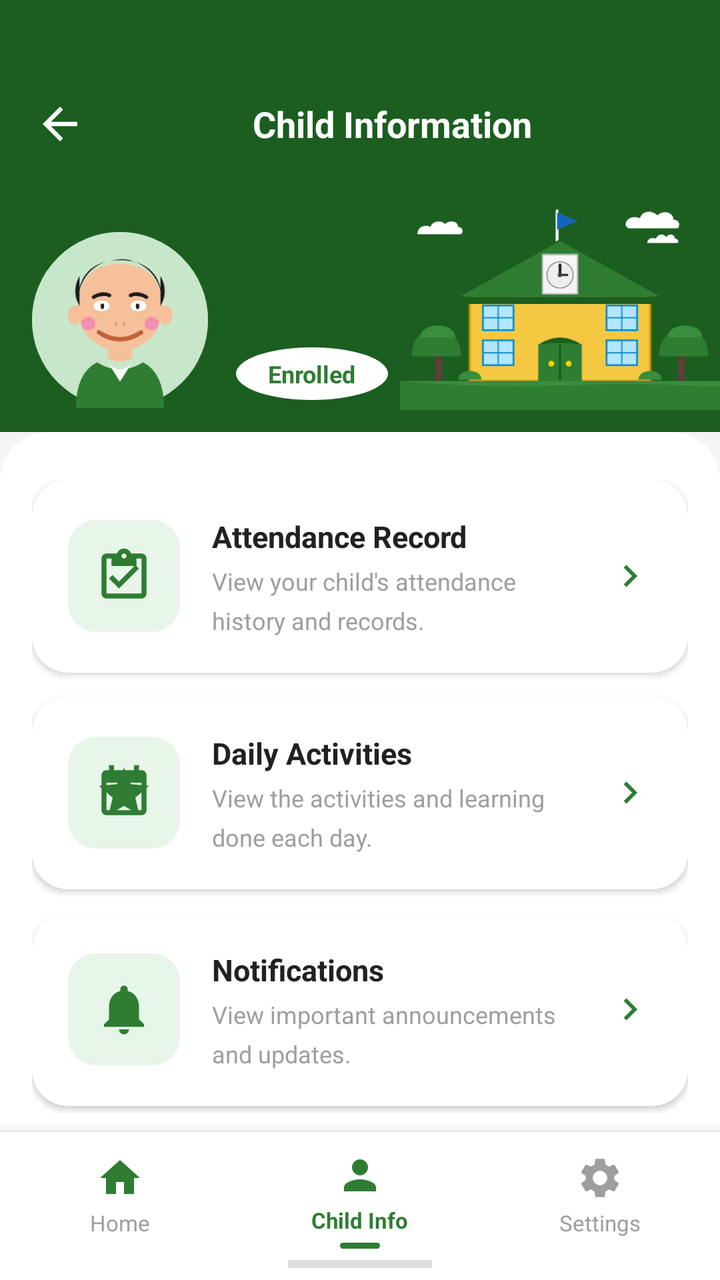
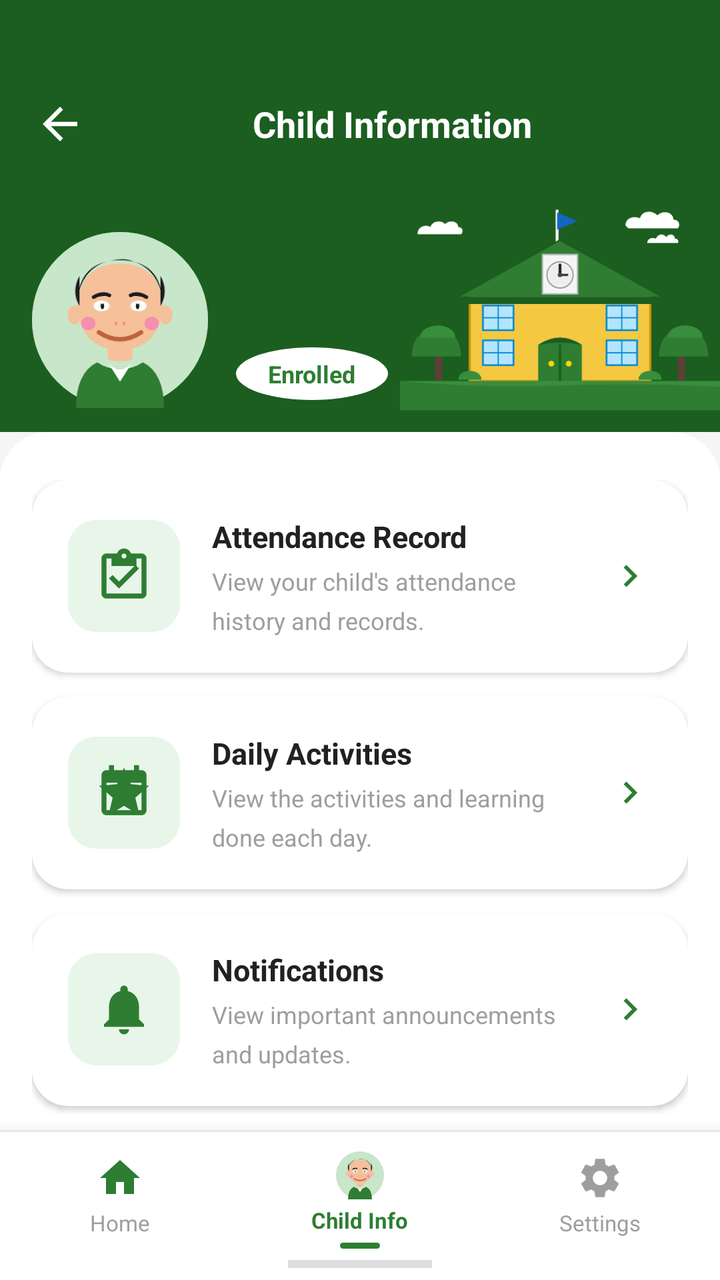

Screens rendered from an Android XML layout before and after an edit, with the pre-edit source and the edit as a unified diff.
<!-- AndroidManifest.xml: application theme Theme.AlamadaChildMonitor -->
<!-- res/layout/activity_child_detail.xml -->
<?xml version="1.0" encoding="utf-8"?>
<LinearLayout
    xmlns:android="http://schemas.android.com/apk/res/android"
    xmlns:app="http://schemas.android.com/apk/res-auto"
    android:layout_width="match_parent"
    android:layout_height="match_parent"
    android:orientation="vertical"
    android:background="#F5F5F5">

    
    <RelativeLayout
        android:layout_width="match_parent"
        android:layout_height="wrap_content"
        android:background="@drawable/header_green_solid"
        android:paddingTop="44dp">

        
        <LinearLayout
            android:id="@+id/ll_title_row"
            android:layout_width="match_parent"
            android:layout_height="wrap_content"
            android:orientation="horizontal"
            android:gravity="center_vertical"
            android:paddingStart="12dp"
            android:paddingEnd="16dp"
            android:paddingBottom="16dp"
            android:layout_alignParentTop="true">

            <FrameLayout
                android:id="@+id/btn_back"
                android:layout_width="36dp"
                android:layout_height="36dp"
                android:clickable="true"
                android:focusable="true"
                android:background="?attr/selectableItemBackgroundBorderless">
                <ImageView
                    android:layout_width="26dp"
                    android:layout_height="26dp"
                    android:layout_gravity="center"
                    android:src="@drawable/ic_back"
                    android:contentDescription="Back"/>
            </FrameLayout>

            <TextView
                android:layout_width="0dp"
                android:layout_height="wrap_content"
                android:layout_weight="1"
                android:text="Child Information"
                android:textColor="#FFFFFF"
                android:textSize="18sp"
                android:textStyle="bold"
                android:gravity="center"/>

            <TextView
                android:id="@+id/btn_switch_child"
                android:layout_width="wrap_content"
                android:layout_height="32dp"
                android:text="Switch"
                android:textColor="#FFFFFF"
                android:textSize="11sp"
                android:textStyle="bold"
                android:gravity="center"
                android:paddingStart="14dp"
                android:paddingEnd="14dp"
                android:background="@drawable/circle_white_20_bg"
                android:clickable="true"
                android:focusable="true"
                android:visibility="gone"/>
        </LinearLayout>

        
        <LinearLayout
            android:layout_width="match_parent"
            android:layout_height="wrap_content"
            android:orientation="horizontal"
            android:gravity="bottom"
            android:paddingStart="16dp"
            android:paddingEnd="0dp"
            android:paddingBottom="0dp"
            android:layout_below="@id/ll_title_row">

            
            <FrameLayout
                android:layout_width="88dp"
                android:layout_height="88dp"
                android:layout_marginEnd="14dp"
                android:layout_marginBottom="12dp">

                <View
                    android:layout_width="88dp"
                    android:layout_height="88dp"
                    android:background="@drawable/circle_avatar_bg"/>

                <ImageView
                    android:id="@+id/iv_avatar_default"
                    android:layout_width="88dp"
                    android:layout_height="88dp"
                    android:src="@drawable/ic_child_avatar"
                    android:scaleType="fitCenter"
                    android:contentDescription="Child avatar"/>

                <ImageView
                    android:id="@+id/iv_photo"
                    android:layout_width="88dp"
                    android:layout_height="88dp"
                    android:scaleType="centerCrop"
                    android:background="@drawable/circle_avatar_bg"
                    android:visibility="gone"
                    android:contentDescription="Child photo"/>

                <TextView
                    android:id="@+id/tv_photo_initial"
                    android:layout_width="88dp"
                    android:layout_height="88dp"
                    android:gravity="center"
                    android:text="  "
                    android:textSize="44sp"
                    android:visibility="gone"/>
            </FrameLayout>

            
            <LinearLayout
                android:layout_width="0dp"
                android:layout_height="wrap_content"
                android:layout_weight="1"
                android:orientation="vertical"
                android:layout_gravity="bottom"
                android:layout_marginBottom="16dp">

                <TextView
                    android:id="@+id/tv_name"
                    android:layout_width="wrap_content"
                    android:layout_height="wrap_content"
                    android:text=" "
                    android:textColor="#FFFFFF"
                    android:textSize="19sp"
                    android:textStyle="bold"
                    android:layout_marginBottom="10dp"/>

                <TextView
                    android:id="@+id/tv_status"
                    android:layout_width="wrap_content"
                    android:layout_height="wrap_content"
                    android:text="Enrolled"
                    android:textColor="#2E7D32"
                    android:textSize="12sp"
                    android:textStyle="bold"
                    android:paddingStart="16dp"
                    android:paddingEnd="16dp"
                    android:paddingTop="5dp"
                    android:paddingBottom="5dp"
                    android:background="@drawable/circle_white_bg"/>
            </LinearLayout>

            
            <ImageView
                android:layout_width="160dp"
                android:layout_height="120dp"
                android:src="@drawable/ic_school_building"
                android:scaleType="fitEnd"
                android:layout_gravity="bottom"
                android:contentDescription="School building"
                android:adjustViewBounds="true"/>

        </LinearLayout>

    </RelativeLayout>

    
    <androidx.core.widget.NestedScrollView
        android:layout_width="match_parent"
        android:layout_height="0dp"
        android:layout_weight="1"
        android:fillViewport="true"
        android:overScrollMode="never">

        <LinearLayout
            android:layout_width="match_parent"
            android:layout_height="wrap_content"
            android:orientation="vertical"
            android:background="@drawable/rounded_top_white"
            android:paddingTop="24dp"
            android:paddingStart="16dp"
            android:paddingEnd="16dp"
            android:paddingBottom="28dp">

            
            <ProgressBar
                android:id="@+id/progress_bar"
                android:layout_width="wrap_content"
                android:layout_height="wrap_content"
                android:layout_gravity="center"
                android:visibility="gone"
                android:layout_marginBottom="12dp"/>

            
            <androidx.cardview.widget.CardView
                android:id="@+id/card_attendance"
                android:layout_width="match_parent"
                android:layout_height="wrap_content"
                android:layout_marginBottom="12dp"
                android:foreground="?attr/selectableItemBackground"
                android:clickable="true"
                android:focusable="true"
                app:cardCornerRadius="18dp"
                app:cardElevation="2dp"
                app:cardBackgroundColor="#FFFFFF">

                <LinearLayout
                    android:layout_width="match_parent"
                    android:layout_height="wrap_content"
                    android:orientation="horizontal"
                    android:padding="18dp"
                    android:gravity="center_vertical">

                    
                    <FrameLayout
                        android:layout_width="56dp"
                        android:layout_height="56dp"
                        android:layout_marginEnd="16dp"
                        android:background="@drawable/quick_icon_bg_green">

                        <ImageView
                            android:layout_width="30dp"
                            android:layout_height="30dp"
                            android:layout_gravity="center"
                            android:src="@drawable/ic_attendance"
                            android:contentDescription="Attendance"/>
                    </FrameLayout>

                    
                    <LinearLayout
                        android:layout_width="0dp"
                        android:layout_height="wrap_content"
                        android:layout_weight="1"
                        android:orientation="vertical">

                        <TextView
                            android:layout_width="wrap_content"
                            android:layout_height="wrap_content"
                            android:text="Attendance Record"
                            android:textSize="15sp"
                            android:textStyle="bold"
                            android:textColor="#212121"/>

                        <TextView
                            android:layout_width="wrap_content"
                            android:layout_height="wrap_content"
                            android:text="View your child&#39;s attendance\nhistory and records."
                            android:textSize="12sp"
                            android:textColor="#9E9E9E"
                            android:lineSpacingMultiplier="1.35"
                            android:layout_marginTop="4dp"/>
                    </LinearLayout>

                    
                    <ImageView
                        android:layout_width="22dp"
                        android:layout_height="22dp"
                        android:src="@drawable/ic_arrow_right"
                        android:layout_marginStart="8dp"
                        android:contentDescription="Open"/>

                </LinearLayout>
            </androidx.cardview.widget.CardView>

            
            <androidx.cardview.widget.CardView
                android:id="@+id/card_activities"
                android:layout_width="match_parent"
                android:layout_height="wrap_content"
                android:layout_marginBottom="12dp"
                android:foreground="?attr/selectableItemBackground"
                android:clickable="true"
                android:focusable="true"
                app:cardCornerRadius="18dp"
                app:cardElevation="2dp"
                app:cardBackgroundColor="#FFFFFF">

                <LinearLayout
                    android:layout_width="match_parent"
                    android:layout_height="wrap_content"
                    android:orientation="horizontal"
                    android:padding="18dp"
                    android:gravity="center_vertical">

                    <FrameLayout
                        android:layout_width="56dp"
                        android:layout_height="56dp"
                        android:layout_marginEnd="16dp"
                        android:background="@drawable/quick_icon_bg_green">

                        <ImageView
                            android:layout_width="30dp"
                            android:layout_height="30dp"
                            android:layout_gravity="center"
                            android:src="@drawable/ic_activities"
                            android:contentDescription="Activities"/>
                    </FrameLayout>

                    <LinearLayout
                        android:layout_width="0dp"
                        android:layout_height="wrap_content"
                        android:layout_weight="1"
                        android:orientation="vertical">

                        <TextView
                            android:layout_width="wrap_content"
                            android:layout_height="wrap_content"
                            android:text="Daily Activities"
                            android:textSize="15sp"
                            android:textStyle="bold"
                            android:textColor="#212121"/>

                        <TextView
                            android:layout_width="wrap_content"
                            android:layout_height="wrap_content"
                            android:text="View the activities and learning\ndone each day."
                            android:textSize="12sp"
                            android:textColor="#9E9E9E"
                            android:lineSpacingMultiplier="1.35"
                            android:layout_marginTop="4dp"/>
                    </LinearLayout>

                    <ImageView
                        android:layout_width="22dp"
                        android:layout_height="22dp"
                        android:src="@drawable/ic_arrow_right"
                        android:layout_marginStart="8dp"
                        android:contentDescription="Open"/>

                </LinearLayout>
            </androidx.cardview.widget.CardView>

            
            <androidx.cardview.widget.CardView
                android:id="@+id/card_notifications"
                android:layout_width="match_parent"
                android:layout_height="wrap_content"
                android:layout_marginBottom="4dp"
                android:foreground="?attr/selectableItemBackground"
                android:clickable="true"
                android:focusable="true"
                app:cardCornerRadius="18dp"
                app:cardElevation="2dp"
                app:cardBackgroundColor="#FFFFFF">

                <LinearLayout
                    android:layout_width="match_parent"
                    android:layout_height="wrap_content"
                    android:orientation="horizontal"
                    android:padding="18dp"
                    android:gravity="center_vertical">

                    <FrameLayout
                        android:layout_width="56dp"
                        android:layout_height="56dp"
                        android:layout_marginEnd="16dp"
                        android:background="@drawable/quick_icon_bg_green">

                        <ImageView
                            android:layout_width="30dp"
                            android:layout_height="30dp"
                            android:layout_gravity="center"
                            android:src="@drawable/ic_bell_card"
                            android:contentDescription="Notifications"/>
                    </FrameLayout>

                    <LinearLayout
                        android:layout_width="0dp"
                        android:layout_height="wrap_content"
                        android:layout_weight="1"
                        android:orientation="vertical">

                        <TextView
                            android:layout_width="wrap_content"
                            android:layout_height="wrap_content"
                            android:text="Notifications"
                            android:textSize="15sp"
                            android:textStyle="bold"
                            android:textColor="#212121"/>

                        <TextView
                            android:layout_width="wrap_content"
                            android:layout_height="wrap_content"
                            android:text="View important announcements\nand updates."
                            android:textSize="12sp"
                            android:textColor="#9E9E9E"
                            android:lineSpacingMultiplier="1.35"
                            android:layout_marginTop="4dp"/>
                    </LinearLayout>

                    <ImageView
                        android:layout_width="22dp"
                        android:layout_height="22dp"
                        android:src="@drawable/ic_arrow_right"
                        android:layout_marginStart="8dp"
                        android:contentDescription="Open"/>

                </LinearLayout>
            </androidx.cardview.widget.CardView>

        </LinearLayout>
    </androidx.core.widget.NestedScrollView>

    
    <LinearLayout
        android:layout_width="match_parent"
        android:layout_height="wrap_content"
        android:orientation="vertical"
        android:background="#FFFFFF"
        android:elevation="12dp">

        
        <View
            android:layout_width="match_parent"
            android:layout_height="1dp"
            android:background="#E8E8E8"/>

        
        <LinearLayout
            android:layout_width="match_parent"
            android:layout_height="62dp"
            android:orientation="horizontal">

            
            <LinearLayout
                android:id="@+id/tab_home"
                android:layout_width="0dp"
                android:layout_height="match_parent"
                android:layout_weight="1"
                android:orientation="vertical"
                android:gravity="center"
                android:paddingTop="8dp"
                android:paddingBottom="6dp"
                android:background="?attr/selectableItemBackgroundBorderless"
                android:clickable="true"
                android:focusable="true">

                <ImageView
                    android:layout_width="24dp"
                    android:layout_height="24dp"
                    android:src="@drawable/ic_home"
                    android:contentDescription="Home"/>

                <TextView
                    android:layout_width="wrap_content"
                    android:layout_height="wrap_content"
                    android:text="Home"
                    android:textSize="11sp"
                    android:textColor="#9E9E9E"
                    android:layout_marginTop="3dp"/>

            </LinearLayout>

            
            <LinearLayout
                android:layout_width="0dp"
                android:layout_height="match_parent"
                android:layout_weight="1"
                android:orientation="vertical"
                android:gravity="center"
                android:paddingTop="8dp"
                android:paddingBottom="2dp">

                <ImageView
                    android:layout_width="24dp"
                    android:layout_height="24dp"
                    android:src="@drawable/ic_child_active"
                    android:contentDescription="Child Info"/>

                <TextView
                    android:layout_width="wrap_content"
                    android:layout_height="wrap_content"
                    android:text="Child Info"
                    android:textSize="11sp"
                    android:textColor="#2E7D32"
                    android:textStyle="bold"
                    android:layout_marginTop="3dp"/>

                
                <View
                    android:layout_width="20dp"
                    android:layout_height="3dp"
                    android:background="@drawable/tab_active_indicator"
                    android:layout_marginTop="4dp"/>

            </LinearLayout>

            
            <LinearLayout
                android:id="@+id/tab_settings"
                android:layout_width="0dp"
                android:layout_height="match_parent"
                android:layout_weight="1"
                android:orientation="vertical"
                android:gravity="center"
                android:paddingTop="8dp"
                android:paddingBottom="6dp"
                android:background="?attr/selectableItemBackgroundBorderless"
                android:clickable="true"
                android:focusable="true">

                <ImageView
                    android:layout_width="24dp"
                    android:layout_height="24dp"
                    android:src="@drawable/ic_settings"
                    android:contentDescription="Settings"/>

                <TextView
                    android:layout_width="wrap_content"
                    android:layout_height="wrap_content"
                    android:text="Settings"
                    android:textSize="11sp"
                    android:textColor="#9E9E9E"
                    android:layout_marginTop="3dp"/>

            </LinearLayout>

        </LinearLayout>

        
        <View
            android:layout_width="72dp"
            android:layout_height="4dp"
            android:background="#212121"
            android:alpha="0.15"
            android:layout_gravity="center_horizontal"
            android:layout_marginTop="2dp"
            android:layout_marginBottom="6dp"/>

    </LinearLayout>

</LinearLayout>
<!-- resources referenced by this layout -->
<resources>
  <!-- drawable circle_avatar_bg (drawable) -->
  <?xml version="1.0" encoding="utf-8"?>
  <shape xmlns:android="http://schemas.android.com/apk/res/android"
      android:shape="oval">
      <solid android:color="#E8F5E9"/>
      <stroke android:width="2dp" android:color="#A5D6A7"/>
  </shape>
  <!-- drawable circle_white_20_bg (drawable) -->
  <?xml version="1.0" encoding="utf-8"?>
  <shape xmlns:android="http://schemas.android.com/apk/res/android"
      android:shape="oval">
      <solid android:color="#33FFFFFF"/>
  </shape>
  <!-- drawable circle_white_bg (drawable) -->
  <?xml version="1.0" encoding="utf-8"?>
  <shape xmlns:android="http://schemas.android.com/apk/res/android"
      android:shape="oval">
      <solid android:color="#FFFFFF"/>
  </shape>
  <!-- drawable header_green_solid (drawable) -->
  <?xml version="1.0" encoding="utf-8"?>
  <shape xmlns:android="http://schemas.android.com/apk/res/android"
      android:shape="rectangle">
      <solid android:color="#1B5E20"/>
  </shape>
  <!-- drawable ic_arrow_right (drawable) -->
  <?xml version="1.0" encoding="utf-8"?>
  <vector xmlns:android="http://schemas.android.com/apk/res/android"
      android:width="24dp"
      android:height="24dp"
      android:viewportWidth="24"
      android:viewportHeight="24">
      <path
          android:fillColor="#2E7D32"
          android:pathData="M8.59,16.59L13.17,12 8.59,7.41 10,6l6,6-6,6-1.41-1.41z"/>
  </vector>
  <!-- drawable ic_back (drawable) -->
  <?xml version="1.0" encoding="utf-8"?>
  <vector xmlns:android="http://schemas.android.com/apk/res/android"
      android:width="24dp"
      android:height="24dp"
      android:viewportWidth="24"
      android:viewportHeight="24">
      <path
          android:fillColor="#FFFFFF"
          android:pathData="M20,11H7.83l5.59,-5.59L12,4l-8,8 8,8 1.41,-1.41L7.83,13H20v-2z"/>
  </vector>
  <!-- drawable ic_child_active (drawable) -->
  <?xml version="1.0" encoding="utf-8"?>
  <vector xmlns:android="http://schemas.android.com/apk/res/android"
      android:width="24dp"
      android:height="24dp"
      android:viewportWidth="24"
      android:viewportHeight="24">
      <path
          android:fillColor="#2E7D32"
          android:pathData="M12,12c2.21,0 4,-1.79 4,-4s-1.79,-4 -4,-4 -4,1.79 -4,4 1.79,4 4,4zM12,14c-2.67,0 -8,1.34 -8,4v2h16v-2c0,-2.66 -5.33,-4 -8,-4z"/>
  </vector>
  <!-- drawable ic_home (drawable) -->
  <?xml version="1.0" encoding="utf-8"?>
  <vector xmlns:android="http://schemas.android.com/apk/res/android"
      android:width="24dp"
      android:height="24dp"
      android:viewportWidth="24"
      android:viewportHeight="24">
      <path
          android:fillColor="#2E7D32"
          android:pathData="M10,20v-6h4v6h5v-8h3L12,3 2,12h3v8z"/>
  </vector>
  <!-- drawable quick_icon_bg_green (drawable) -->
  <?xml version="1.0" encoding="utf-8"?>
  <shape xmlns:android="http://schemas.android.com/apk/res/android"
      android:shape="rectangle">
      <solid android:color="#E8F5E9"/>
      <corners android:radius="14dp"/>
  </shape>
  <!-- drawable rounded_top_white (drawable) -->
  <?xml version="1.0" encoding="utf-8"?>
  <shape xmlns:android="http://schemas.android.com/apk/res/android"
      android:shape="rectangle">
      <solid android:color="#FFFFFF"/>
      <corners
          android:topLeftRadius="24dp"
          android:topRightRadius="24dp"
          android:bottomLeftRadius="0dp"
          android:bottomRightRadius="0dp"/>
  </shape>
  <!-- drawable tab_active_indicator (drawable) -->
  <?xml version="1.0" encoding="utf-8"?>
  <shape xmlns:android="http://schemas.android.com/apk/res/android"
      android:shape="rectangle">
      <solid android:color="#2E7D32"/>
      <corners android:radius="4dp"/>
  </shape>
  <color name="primary">         #2E7D32</color>
  <color name="primary_dark">    #1B5E20</color>
  <color name="accent">          #FF6F00</color>
  <color name="background">      #F5F5F5</color>
  <color name="white">           #FFFFFF</color>
  <!-- unchanged entries left out for length: 7 -->
</resources>

<!-- the commit's change to res/layout/activity_child_detail.xml (unified diff, before → after) -->
@@ -466,7 +466,8 @@
                 <ImageView
                     android:layout_width="24dp"
                     android:layout_height="24dp"
-                    android:src="@drawable/ic_child_active"
+                    android:src="@drawable/ic_child_avatar"
+                    android:scaleType="fitCenter"
                     android:contentDescription="Child Info"/>
 
                 <TextView
<!-- resource entries referenced after the edit -->
@@ -47,17 +47,6 @@
           android:fillColor="#FFFFFF"
           android:pathData="M20,11H7.83l5.59,-5.59L12,4l-8,8 8,8 1.41,-1.41L7.83,13H20v-2z"/>
   </vector>
-  <!-- drawable ic_child_active (drawable) -->
-  <?xml version="1.0" encoding="utf-8"?>
-  <vector xmlns:android="http://schemas.android.com/apk/res/android"
-      android:width="24dp"
-      android:height="24dp"
-      android:viewportWidth="24"
-      android:viewportHeight="24">
-      <path
-          android:fillColor="#2E7D32"
-          android:pathData="M12,12c2.21,0 4,-1.79 4,-4s-1.79,-4 -4,-4 -4,1.79 -4,4 1.79,4 4,4zM12,14c-2.67,0 -8,1.34 -8,4v2h16v-2c0,-2.66 -5.33,-4 -8,-4z"/>
-  </vector>
   <!-- drawable ic_home (drawable) -->
   <?xml version="1.0" encoding="utf-8"?>
   <vector xmlns:android="http://schemas.android.com/apk/res/android"
